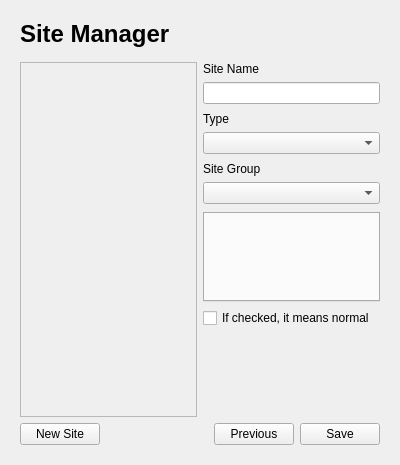
Above: App/project/new_project_two_widget.ui from fengzhu2007/anycode before the change. Below: the same form after it.
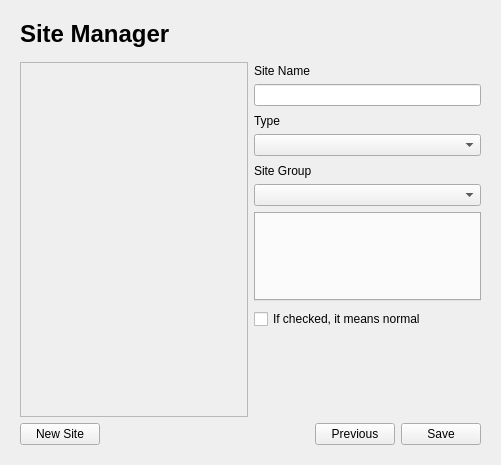
That is the form after the change. Custom widgets are drawn as their Qt base class.

```diff
--- a/App/project/new_project_two_widget.ui
+++ b/App/project/new_project_two_widget.ui
@@ -6,7 +6,7 @@
    <rect>
     <x>0</x>
     <y>0</y>
-    <width>400</width>
+    <width>501</width>
     <height>465</height>
    </rect>
   </property>
@@ -75,7 +75,7 @@
            <rect>
             <x>0</x>
             <y>0</y>
-            <width>160</width>
+            <width>223</width>
             <height>338</height>
            </rect>
           </property>
@@ -89,6 +89,22 @@
        <property name="spacing">
         <number>6</number>
        </property>
+       <item>
+        <spacer name="verticalSpacer_6">
+         <property name="orientation">
+          <enum>Qt::Vertical</enum>
+         </property>
+         <property name="sizeType">
+          <enum>QSizePolicy::Fixed</enum>
+         </property>
+         <property name="sizeHint" stdset="0">
+          <size>
+           <width>20</width>
+           <height>2</height>
+          </size>
+         </property>
+        </spacer>
+       </item>
        <item>
         <widget class="QLabel" name="label_2">
          <property name="text">
@@ -100,7 +116,7 @@
         <widget class="QLineEdit" name="name"/>
        </item>
        <item>
-        <spacer name="verticalSpacer_5">
+        <spacer name="verticalSpacer_2">
          <property name="orientation">
           <enum>Qt::Vertical</enum>
          </property>
@@ -126,7 +142,7 @@
         <widget class="QComboBox" name="type"/>
        </item>
        <item>
-        <spacer name="verticalSpacer_4">
+        <spacer name="verticalSpacer_5">
          <property name="orientation">
           <enum>Qt::Vertical</enum>
          </property>
@@ -151,22 +167,6 @@
        <item>
         <widget class="QComboBox" name="group"/>
        </item>
-       <item>
-        <spacer name="verticalSpacer_2">
-         <property name="orientation">
-          <enum>Qt::Vertical</enum>
-         </property>
-         <property name="sizeType">
-          <enum>QSizePolicy::Fixed</enum>
-         </property>
-         <property name="sizeHint" stdset="0">
-          <size>
-           <width>20</width>
-           <height>2</height>
-          </size>
-         </property>
-        </spacer>
-       </item>
        <item>
         <widget class="QTabWidget" name="tabWidget">
          <property name="tabPosition">
@@ -174,6 +174,22 @@
          </property>
         </widget>
        </item>
+       <item>
+        <spacer name="verticalSpacer_4">
+         <property name="orientation">
+          <enum>Qt::Vertical</enum>
+         </property>
+         <property name="sizeType">
+          <enum>QSizePolicy::Fixed</enum>
+         </property>
+         <property name="sizeHint" stdset="0">
+          <size>
+           <width>20</width>
+           <height>2</height>
+          </size>
+         </property>
+        </spacer>
+       </item>
        <item>
         <widget class="QCheckBox" name="status">
          <property name="text">
```
